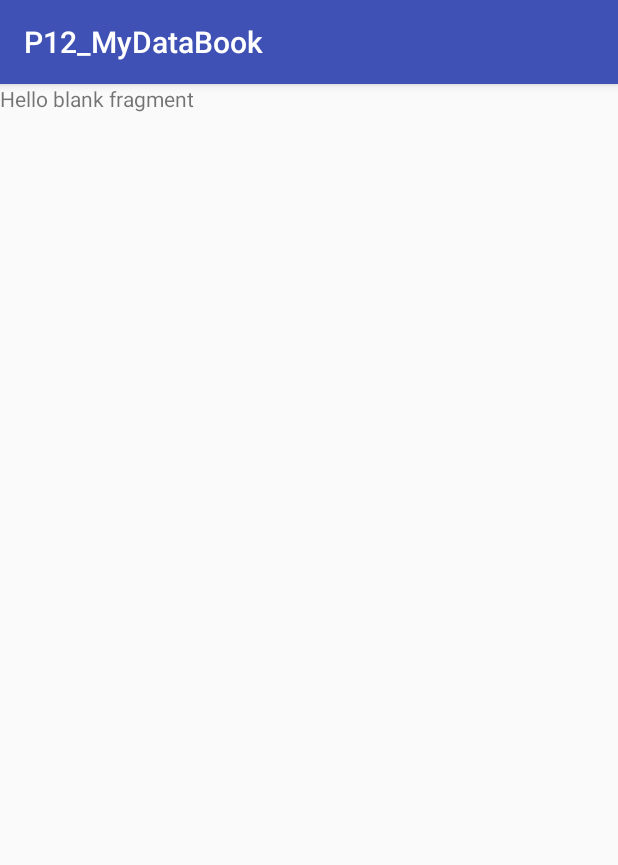
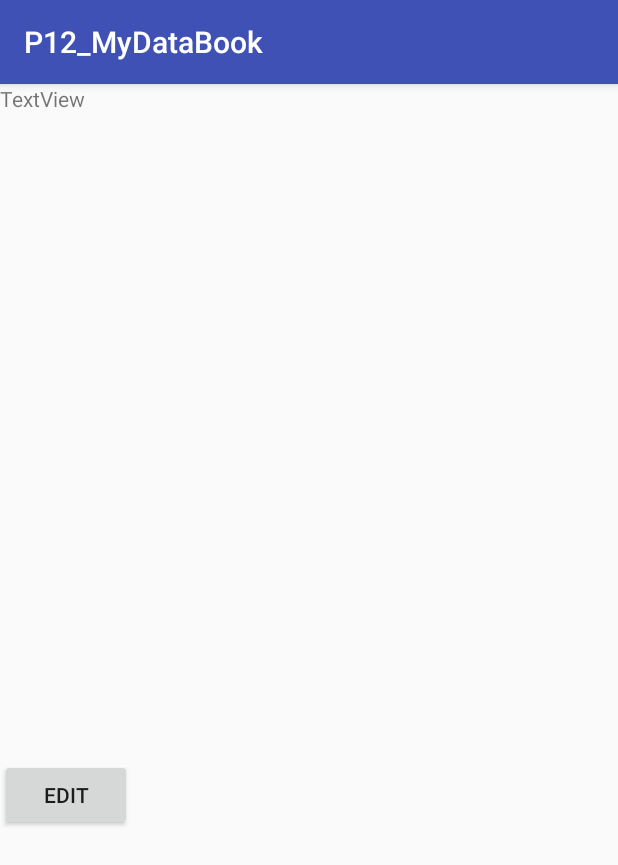
Before and after one commit to dianaisyah/P12_MyDataBook, an Android app: the fragment BioFragment shown on its own in the app's theme, on a phone screen of 412 x 824 dp. Shown: the top 865 px of the screen. Run offline under Robolectric (Android 15) with nearby library versions, the phone set to English and light mode, and no system bars.

Commit message:
added bio

```diff
--- a/app/src/main/java/democooldrawer/android/myapplicationdev/com/p12_mydatabook/BioFragment.java
+++ b/app/src/main/java/democooldrawer/android/myapplicationdev/com/p12_mydatabook/BioFragment.java
@@ -1,17 +1,29 @@
 package democooldrawer.android.myapplicationdev.com.p12_mydatabook;
 
 
+import android.app.AlertDialog;
+import android.content.DialogInterface;
 import android.os.Bundle;
 import android.support.v4.app.Fragment;
 import android.view.LayoutInflater;
 import android.view.View;
 import android.view.ViewGroup;
+import android.widget.Button;
+import android.widget.EditText;
+import android.widget.LinearLayout;
+import android.widget.TextView;
+import android.widget.Toast;
+
+import org.w3c.dom.Text;
 
 
 /**
  * A simple {@link Fragment} subclass.
  */
 public class BioFragment extends Fragment {
+    Button btnEdit;
+    TextView tv;
+    //EditText editText;
 
 
     public BioFragment() {
@@ -20,10 +32,37 @@ public class BioFragment extends Fragment {
 
 
     @Override
-    public View onCreateView(LayoutInflater inflater, ViewGroup container,
+    public View onCreateView(final LayoutInflater inflater, ViewGroup container,
                              Bundle savedInstanceState) {
         // Inflate the layout for this fragment
-        return inflater.inflate(R.layout.fragment_bio, container, false);
+        View view = inflater.inflate(R.layout.fragment_bio, container, false);
+        btnEdit = (Button)view.findViewById(R.id.btnEdit);
+        //editText = (EditText)view.findViewById(R.id.editText);
+        tv =(TextView)view.findViewById(R.id.textView);
+
+        btnEdit.setOnClickListener(new View.OnClickListener() {
+            @Override
+            public void onClick(View v) {
+                LinearLayout passPhrase =
+                        (LinearLayout) inflater.inflate(R.layout.parsephase, null);
+                final EditText etPassphrase = (EditText) passPhrase
+                        .findViewById(R.id.editTextPassPhrase);
+                AlertDialog.Builder builder = new AlertDialog.Builder(getActivity());
+                builder.setTitle("Please Enter")
+                        .setView(passPhrase)
+                        .setPositiveButton("Done", new DialogInterface.OnClickListener() {
+                            @Override
+                            public void onClick(DialogInterface dialog, int id) {
+                                tv.setText(etPassphrase.getText().toString());
+                                Toast.makeText(getActivity(), "You had entered " +
+                                        etPassphrase.getText().toString(), Toast.LENGTH_LONG).show();
+                            }
+                        });
+                AlertDialog alertDialog = builder.create();
+                alertDialog.show();
+            }
+        });
+        return view;
     }
 
 }
--- a/app/src/main/java/democooldrawer/android/myapplicationdev/com/p12_mydatabook/MainActivity.java
+++ b/app/src/main/java/democooldrawer/android/myapplicationdev/com/p12_mydatabook/MainActivity.java
@@ -42,5 +42,7 @@ public class MainActivity extends AppCompatActivity {
         drawerList.setAdapter(aa);
 
 
+
+
     }
 }
--- a/app/src/main/res/layout/fragment_bio.xml
+++ b/app/src/main/res/layout/fragment_bio.xml
@@ -5,9 +5,25 @@
     tools:context="democooldrawer.android.myapplicationdev.com.p12_mydatabook.BioFragment">
 
     <!-- TODO: Update blank fragment layout -->
-    <TextView
+
+
+    <LinearLayout
         android:layout_width="match_parent"
         android:layout_height="match_parent"
-        android:text="@string/hello_blank_fragment" />
+        android:orientation="vertical"
+        android:weightSum="1">
+
+        <TextView
+            android:id="@+id/textView"
+            android:layout_width="match_parent"
+            android:layout_height="450dp"
+            android:text="TextView" />
+
+        <Button
+            android:id="@+id/btnEdit"
+            android:layout_width="wrap_content"
+            android:layout_height="wrap_content"
+            android:text="edit" />
+    </LinearLayout>
 
 </FrameLayout>
```
Also changed, not shown: app/src/main/res/layout/parsephase.xml (added, +19 -0 lines).
